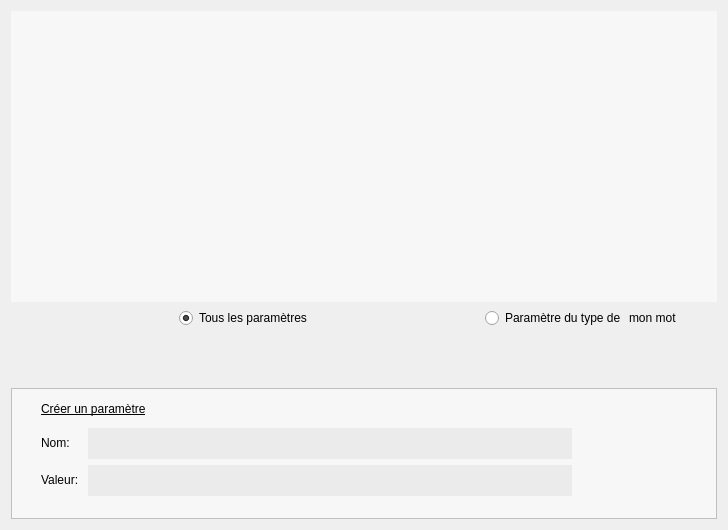
The window that UiQT4/desWidgetParam.ui (SalomePlatform/eficas_tools) describes before a commit, drawn with Qt 5.
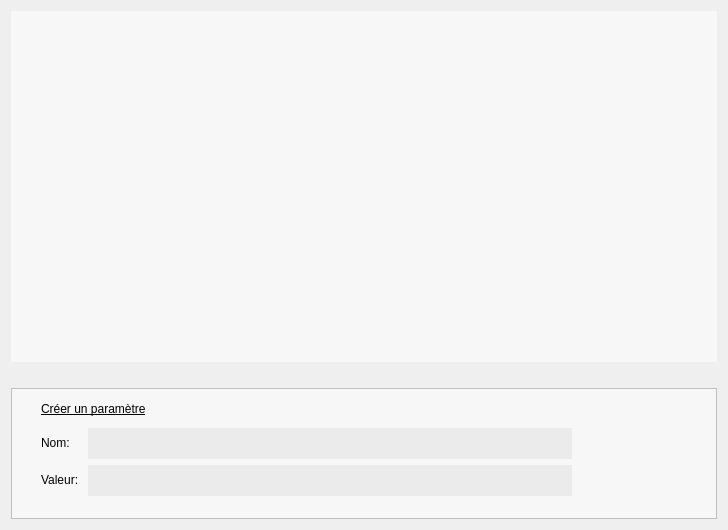
The same window after the commit.

Diff of the .ui file:
```diff
--- a/UiQT4/desWidgetParam.ui
+++ b/UiQT4/desWidgetParam.ui
@@ -34,7 +34,7 @@
         <x>0</x>
         <y>0</y>
         <width>710</width>
-        <height>291</height>
+        <height>349</height>
        </rect>
       </property>
       <property name="sizePolicy">
@@ -87,92 +87,18 @@
      </widget>
     </widget>
    </item>
-   <item>
-    <layout class="QHBoxLayout" name="horizontalLayout_3">
-     <item>
-      <spacer name="horizontalSpacer_3">
-       <property name="orientation">
-        <enum>Qt::Horizontal</enum>
-       </property>
-       <property name="sizeHint" stdset="0">
-        <size>
-         <width>40</width>
-         <height>20</height>
-        </size>
-       </property>
-      </spacer>
-     </item>
-     <item>
-      <widget class="QRadioButton" name="RBTous">
-       <property name="text">
-        <string>Tous les paramètres</string>
-       </property>
-       <property name="checked">
-        <bool>true</bool>
-       </property>
-      </widget>
-     </item>
-     <item>
-      <spacer name="horizontalSpacer_2">
-       <property name="orientation">
-        <enum>Qt::Horizontal</enum>
-       </property>
-       <property name="sizeHint" stdset="0">
-        <size>
-         <width>40</width>
-         <height>20</height>
-        </size>
-       </property>
-      </spacer>
-     </item>
-     <item>
-      <layout class="QHBoxLayout" name="horizontalLayout">
-       <property name="spacing">
-        <number>0</number>
-       </property>
-       <item>
-        <widget class="QRadioButton" name="RBFiltre">
-         <property name="text">
-          <string>Paramètre du type de </string>
-         </property>
-         <property name="checked">
-          <bool>false</bool>
-         </property>
-        </widget>
-       </item>
-       <item>
-        <widget class="QLabel" name="label">
-         <property name="text">
-          <string>mon mot</string>
-         </property>
-        </widget>
-       </item>
-       <item>
-        <spacer name="horizontalSpacer_4">
-         <property name="orientation">
-          <enum>Qt::Horizontal</enum>
-         </property>
-         <property name="sizeHint" stdset="0">
-          <size>
-           <width>40</width>
-           <height>20</height>
-          </size>
-         </property>
-        </spacer>
-       </item>
-      </layout>
-     </item>
-    </layout>
-   </item>
    <item>
     <spacer name="verticalSpacer">
      <property name="orientation">
       <enum>Qt::Vertical</enum>
      </property>
+     <property name="sizeType">
+      <enum>QSizePolicy::Fixed</enum>
+     </property>
      <property name="sizeHint" stdset="0">
       <size>
        <width>20</width>
-       <height>36</height>
+       <height>20</height>
       </size>
      </property>
     </spacer>
```
